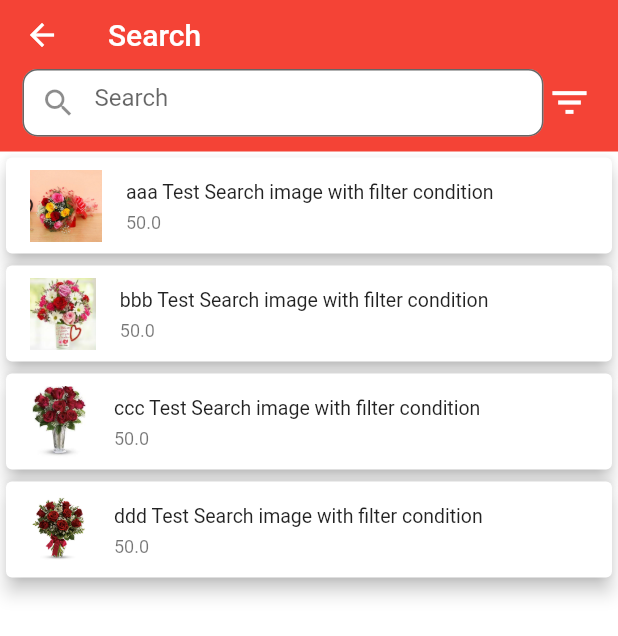
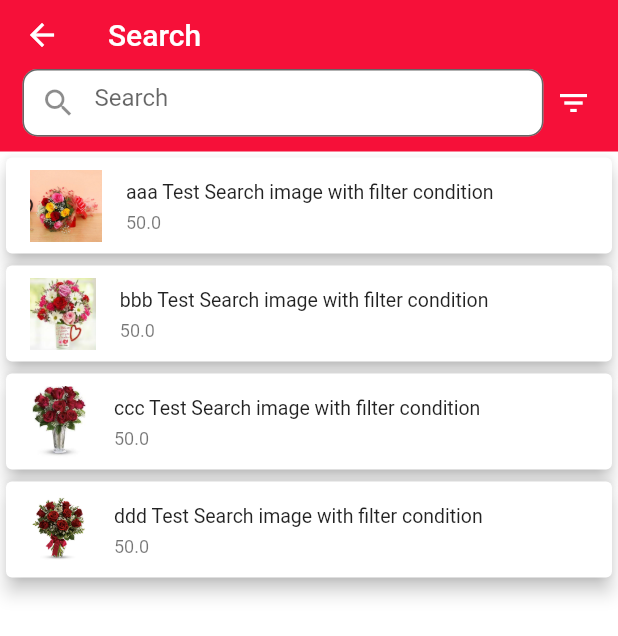
Before and after one commit to kasirajan22/Bouquet, a Flutter app: the SearchScreen screen opened directly, on a phone screen of 412 x 824 dp. Shown: the top 636 px of the screen. Run offline on Flutter 3.47's test engine with Material 2 defaults, Android fonts, the phone set to English and light mode, and no system bars; our stand-ins replace carousel_pro, carousel_slider.

Commit message:
search filter and primay color.

```diff
--- a/lib/provider/pSearch.dart
+++ b/lib/provider/pSearch.dart
@@ -3,8 +3,7 @@ import 'package:flutter/material.dart';
 import '../models/mSearch.dart';
 
 class PSearch extends ChangeNotifier {
-  var _items = [];
-  List<MSearch> _sItems = [
+  List<MSearch> _items = [
     MSearch(
       imageURL: 'assets/images/1.jpg',
       description: 'aaa Test Search image with filter condition',
@@ -26,15 +25,21 @@ class PSearch extends ChangeNotifier {
       amount: 50.00,
     )
   ];
-
+  String _searchString = "";
   List<MSearch> get items {
-    _items = _sItems;
-    return [..._items];
+    if (_searchString.isEmpty) {
+      return [..._items];
+    } else {
+      return [
+        ..._items
+            .where((element) => element.description.contains(_searchString))
+            .toList()
+      ];
+    }
   }
 
-  List<MSearch> filter(String text) {
-    _sItems =
-        _sItems.where((element) => element.description.contains(text)).toList();
+  void filter(String text) {
+    _searchString = text;
     notifyListeners();
   }
 }
--- a/lib/screens/home_screen.dart
+++ b/lib/screens/home_screen.dart
@@ -10,10 +10,6 @@ class HomeScreen extends StatefulWidget {
 }
 
 class _HomeScreenState extends State<HomeScreen> {
-  void onSerch(String text) {
-    print(text);
-  }
-
   @override
   Widget build(BuildContext context) {
     return Scaffold(
--- a/lib/screens/search_screen.dart
+++ b/lib/screens/search_screen.dart
@@ -19,40 +19,45 @@ class _SearchScreenState extends State<SearchScreen> {
   @override
   Widget build(BuildContext context) {
     //var sList = Provider.of<PSearch>(context, listen: true).items;
-    print('weer');
+
     return Scaffold(
       appBar: AppBar(
         title: Text('Search'),
         elevation: 0,
-        bottom: PreferredSize(
-          preferredSize: const Size.fromHeight(45.0),
-          child: Theme(
-            data: Theme.of(context).copyWith(accentColor: Colors.white),
-            child: Container(
-              margin: const EdgeInsets.only(bottom: 10),
-              padding: const EdgeInsets.symmetric(horizontal: 15, vertical: 0),
-              height: 45.0,
-              alignment: Alignment.center,
-              child: TopSearch("search"),
-            ),
-          ),
-        ),
+        bottom: appbarSearch(context),
       ),
       body: Consumer<PSearch>(
         builder: (context, sList, _) => Container(
           color: Colors.white,
           child: ListView.builder(
-            itemCount: sList.items.length,
-            itemBuilder: (context, i) => Card(
-              elevation: 5,
-              child: ListTile(
-                dense: true,
-                leading: Image.asset(sList.items[i].imageURL),
-                title: Text(sList.items[i].description),
-                subtitle: Text(sList.items[i].amount.toString()),
-              ),
-            ),
-          ),
+              itemCount: sList.items.length,
+              itemBuilder: (context, i) {
+                return Card(
+                  elevation: 5,
+                  child: ListTile(
+                    dense: true,
+                    leading: Image.asset(sList.items[i].imageURL),
+                    title: Text(sList.items[i].description),
+                    subtitle: Text(sList.items[i].amount.toString()),
+                  ),
+                );
+              }),
+        ),
+      ),
+    );
+  }
+
+  PreferredSize appbarSearch(BuildContext context) {
+    return PreferredSize(
+      preferredSize: const Size.fromHeight(45.0),
+      child: Theme(
+        data: Theme.of(context).copyWith(accentColor: Colors.white),
+        child: Container(
+          margin: const EdgeInsets.only(bottom: 10),
+          padding: const EdgeInsets.symmetric(horizontal: 15, vertical: 0),
+          height: 45.0,
+          alignment: Alignment.center,
+          child: TopSearch("search"),
         ),
       ),
     );
--- a/lib/widgets/TopSearch.dart
+++ b/lib/widgets/TopSearch.dart
@@ -1,5 +1,6 @@
 import 'package:flowershop/provider/pSearch.dart';
 import 'package:flowershop/screens/search_screen.dart';
+import 'package:flowershop/widgets/wFilter.dart';
 import 'package:flutter/material.dart';
 import 'package:provider/provider.dart';
 
@@ -9,7 +10,7 @@ class TopSearch extends StatelessWidget {
 
   @override
   Widget build(BuildContext context) {
-    final searchProvider = Provider.of<PSearch>(context);
+    //final searchProvider = Provider.of<PSearch>(context);
     var searchText = TextEditingController();
     return Row(
       children: <Widget>[
@@ -26,10 +27,12 @@ class TopSearch extends StatelessWidget {
                   : '';
             },
             controller: searchText,
-
-            onEditingComplete: () {
-              searchProvider.filter(searchText.text);
+            onChanged: (value) {
+              Provider.of<PSearch>(context, listen: false).filter(value);
             },
+            // onEditingComplete: () {
+            //   searchProvider.filter(searchText.text);
+            // },
             decoration: InputDecoration(
               prefixIcon: Icon(
                 Icons.search,
@@ -46,11 +49,24 @@ class TopSearch extends StatelessWidget {
           ),
         ),
         Expanded(
-          child: Icon(
-            page == 'home' ? Icons.dashboard : Icons.filter_list,
-            color: Colors.white,
-            size: 30,
-          ),
+          child: page == 'home'
+              ? Icon(
+                  Icons.dashboard,
+                  color: Colors.white,
+                  size: 30,
+                )
+              : IconButton(
+                  icon: Icon(
+                    Icons.filter_list,
+                    color: Colors.white,
+                  ),
+                  onPressed: () {
+                    showDialog(
+                      context: context,
+                      builder: (BuildContext context) => FilterWidget(),
+                    );
+                  },
+                ),
         ),
       ],
     );
```
Also changed, not shown: lib/main.dart (+12 -1 lines), lib/widgets/wFilter.dart (added, +105 -0 lines).
